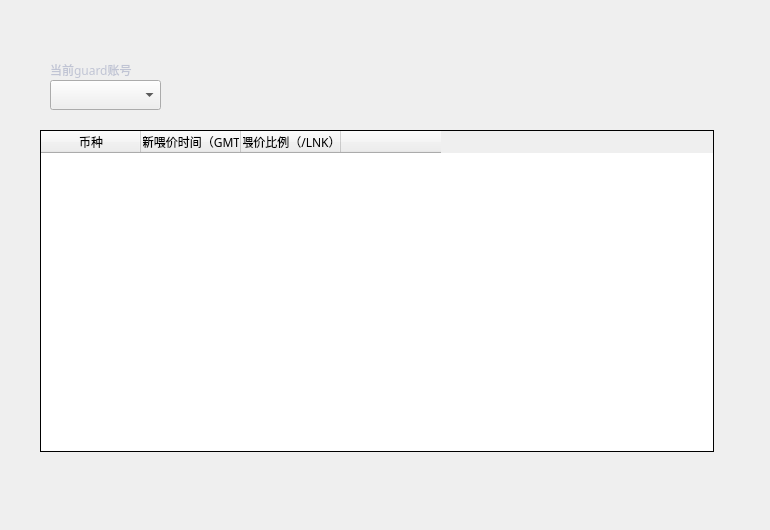
Old version of the form LNKWallet/guard/FeedPricePage.ui in the repository HcashOrg/hx-indicator.
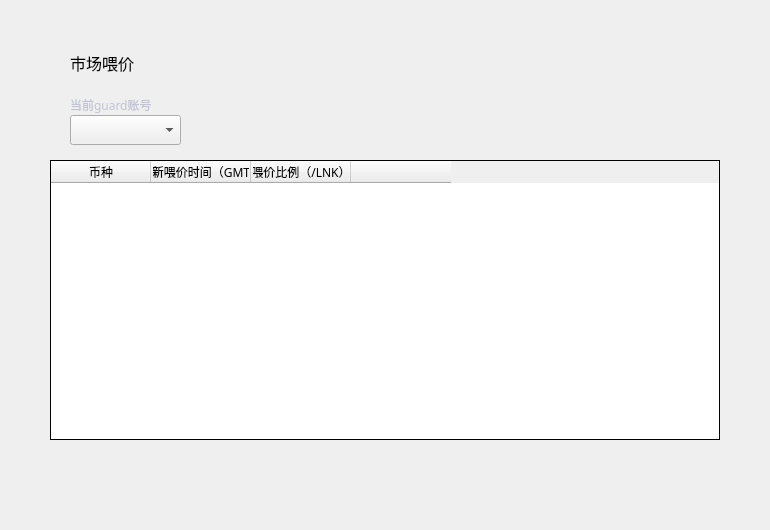
New version of the form.

What changed in the file:
```diff
--- a/LNKWallet/guard/FeedPricePage.ui
+++ b/LNKWallet/guard/FeedPricePage.ui
@@ -16,10 +16,10 @@
   <widget class="QTableWidget" name="assetPriceTableWidget">
    <property name="geometry">
     <rect>
-     <x>40</x>
-     <y>130</y>
-     <width>674</width>
-     <height>322</height>
+     <x>50</x>
+     <y>160</y>
+     <width>670</width>
+     <height>280</height>
     </rect>
    </property>
    <property name="cursor" stdset="0">
@@ -127,8 +127,8 @@
   <widget class="QComboBox" name="accountComboBox">
    <property name="geometry">
     <rect>
-     <x>50</x>
-     <y>80</y>
+     <x>70</x>
+     <y>115</y>
      <width>111</width>
      <height>30</height>
     </rect>
@@ -150,8 +150,8 @@
   <widget class="QLabel" name="label">
    <property name="geometry">
     <rect>
-     <x>50</x>
-     <y>60</y>
+     <x>70</x>
+     <y>95</y>
      <width>100</width>
      <height>20</height>
     </rect>
@@ -171,6 +171,31 @@
     <set>Qt::AlignLeading|Qt::AlignLeft|Qt::AlignVCenter</set>
    </property>
   </widget>
+  <widget class="QLabel" name="title_label">
+   <property name="geometry">
+    <rect>
+     <x>70</x>
+     <y>50</y>
+     <width>200</width>
+     <height>26</height>
+    </rect>
+   </property>
+   <property name="font">
+    <font>
+     <family>微软雅黑</family>
+     <pointsize>12</pointsize>
+     <weight>50</weight>
+     <italic>false</italic>
+     <bold>false</bold>
+    </font>
+   </property>
+   <property name="styleSheet">
+    <string notr="true"/>
+   </property>
+   <property name="text">
+    <string>市场喂价</string>
+   </property>
+  </widget>
  </widget>
  <resources/>
  <connections/>
```
